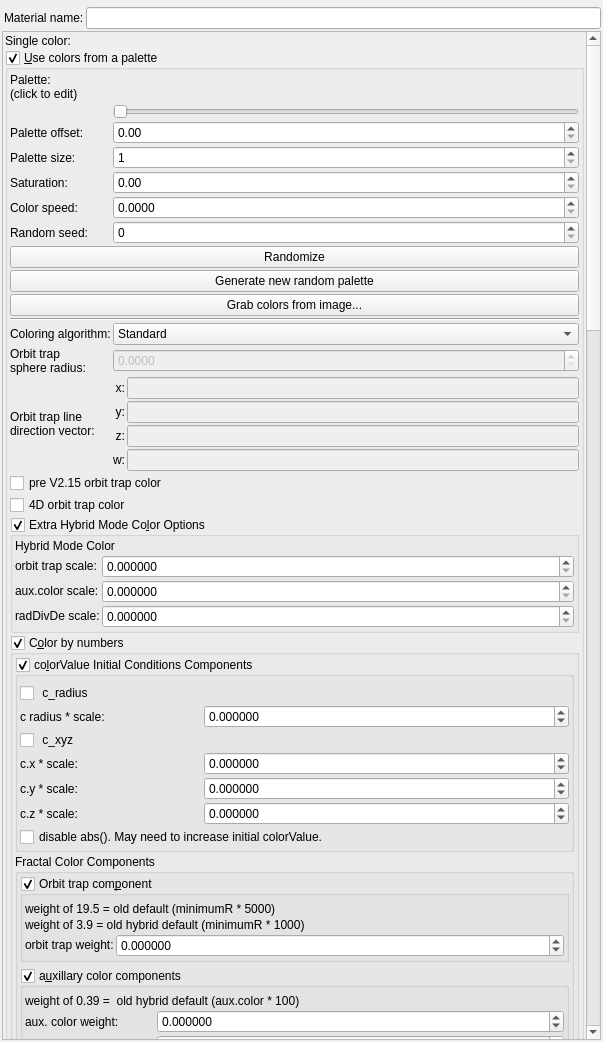
buddhi1980/mandelbulber2, file mandelbulber2/qt/material_editor.ui: the form before one commit.
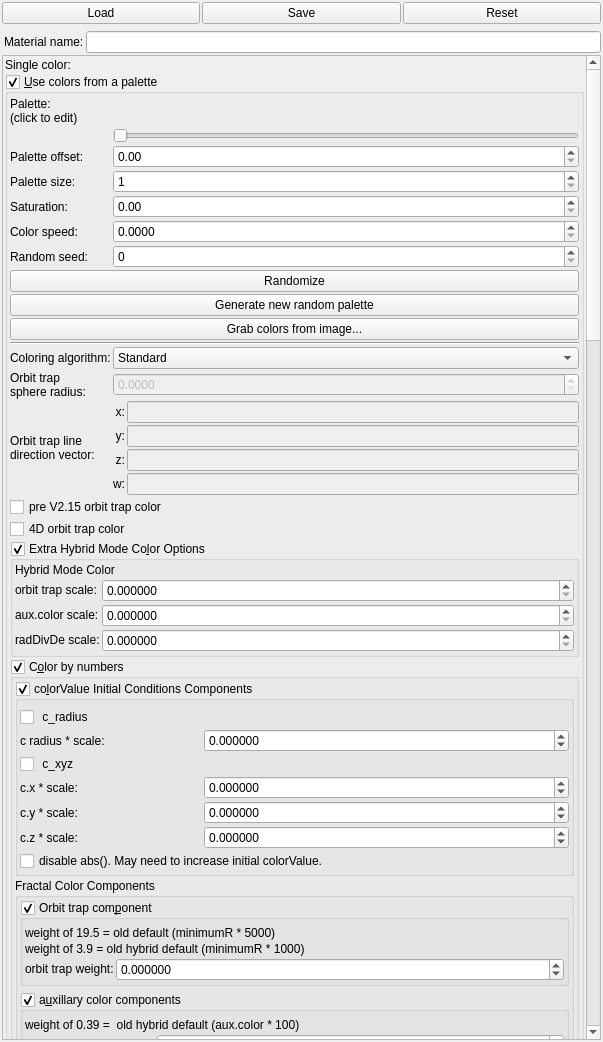
The form after the commit. Icons and pictures are not drawn. Custom widgets are drawn as their Qt base class.

Commit message: Added Load/Save/Reset buttons to several docks/tabs TODO: selective loading/saving settings for fractal tabs and object parameters

Patch:
```diff
--- a/mandelbulber2/qt/material_editor.ui
+++ b/mandelbulber2/qt/material_editor.ui
@@ -29,6 +29,31 @@
    <property name="bottomMargin">
     <number>2</number>
    </property>
+   <item>
+    <layout class="QHBoxLayout" name="horizontalLayout_3">
+     <item>
+      <widget class="cButtonLoadSettingsFromWidget" name="pushButton_local_load_2">
+       <property name="text">
+        <string>Load</string>
+       </property>
+      </widget>
+     </item>
+     <item>
+      <widget class="cButtonSaveSettingsFromWidget" name="pushButton_local_save_2">
+       <property name="text">
+        <string>Save</string>
+       </property>
+      </widget>
+     </item>
+     <item>
+      <widget class="cButtonResetSettingsFromWidget" name="pushButton_local_reset_2">
+       <property name="text">
+        <string>Reset</string>
+       </property>
+      </widget>
+     </item>
+    </layout>
+   </item>
    <item>
     <layout class="QHBoxLayout" name="horizontalLayout_2" stretch="0,0,1">
      <property name="topMargin">
@@ -82,8 +107,8 @@
        <rect>
         <x>0</x>
         <y>0</y>
-        <width>583</width>
-        <height>3992</height>
+        <width>577</width>
+        <height>3470</height>
        </rect>
       </property>
       <layout class="QVBoxLayout" name="verticalLayout_2">
@@ -4237,17 +4262,17 @@
   </layout>
  </widget>
  <customwidgets>
+  <customwidget>
+   <class>MyDoubleSpinBox</class>
+   <extends>QDoubleSpinBox</extends>
+   <header>my_double_spin_box.h</header>
+  </customwidget>
   <customwidget>
    <class>MyGroupBox</class>
    <extends>QGroupBox</extends>
    <header>my_group_box.h</header>
    <container>1</container>
   </customwidget>
-  <customwidget>
-   <class>MyDoubleSpinBox</class>
-   <extends>QDoubleSpinBox</extends>
-   <header>my_double_spin_box.h</header>
-  </customwidget>
   <customwidget>
    <class>MySpinBox</class>
    <extends>QSpinBox</extends>
@@ -4273,6 +4298,21 @@
    <extends>QWidget</extends>
    <header>file_select_widget.h</header>
   </customwidget>
+  <customwidget>
+   <class>cButtonLoadSettingsFromWidget</class>
+   <extends>QPushButton</extends>
+   <header>buton_load_settings_from_widget.h</header>
+  </customwidget>
+  <customwidget>
+   <class>cButtonSaveSettingsFromWidget</class>
+   <extends>QPushButton</extends>
+   <header>buton_save_settings_from_widget.h</header>
+  </customwidget>
+  <customwidget>
+   <class>cButtonResetSettingsFromWidget</class>
+   <extends>QPushButton</extends>
+   <header>buton_reset_settings_from_widget.h</header>
+  </customwidget>
   <customwidget>
    <class>ColorPaletteWidget</class>
    <extends>QWidget</extends>
```
Left out of the diff: 2 changed lines with no effect on the pictures. The commit also changes 13 other files.
